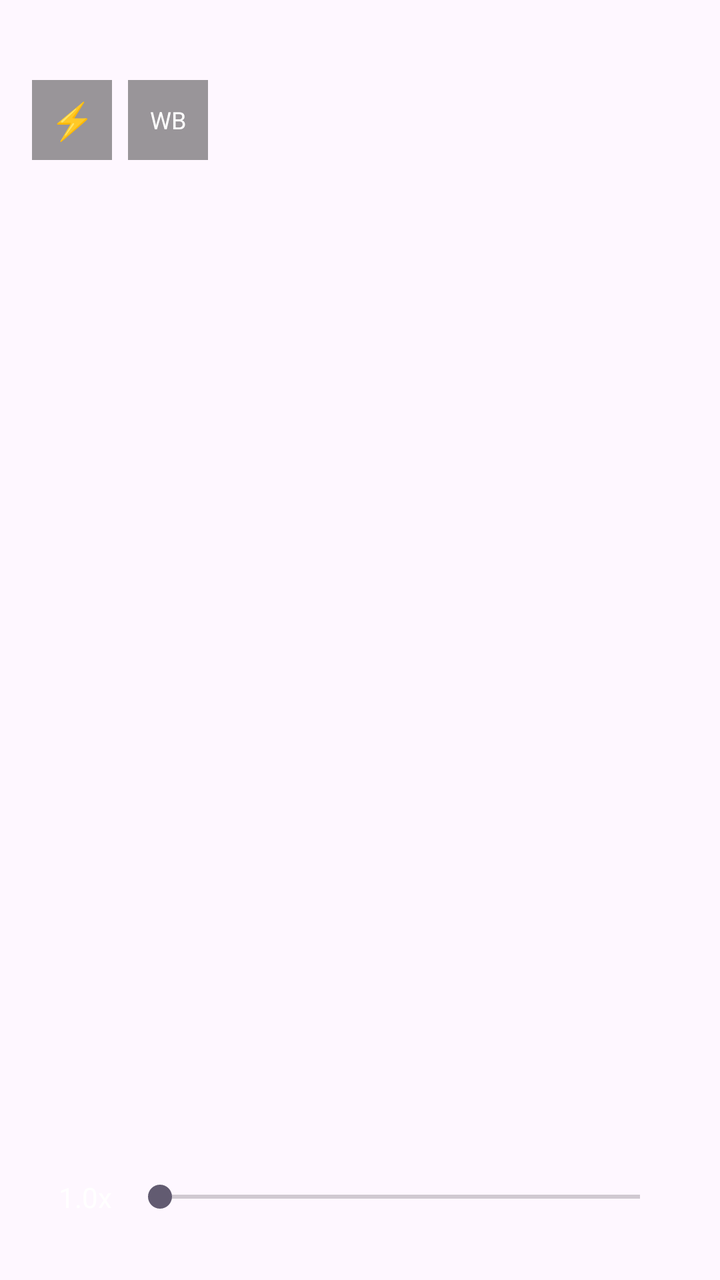
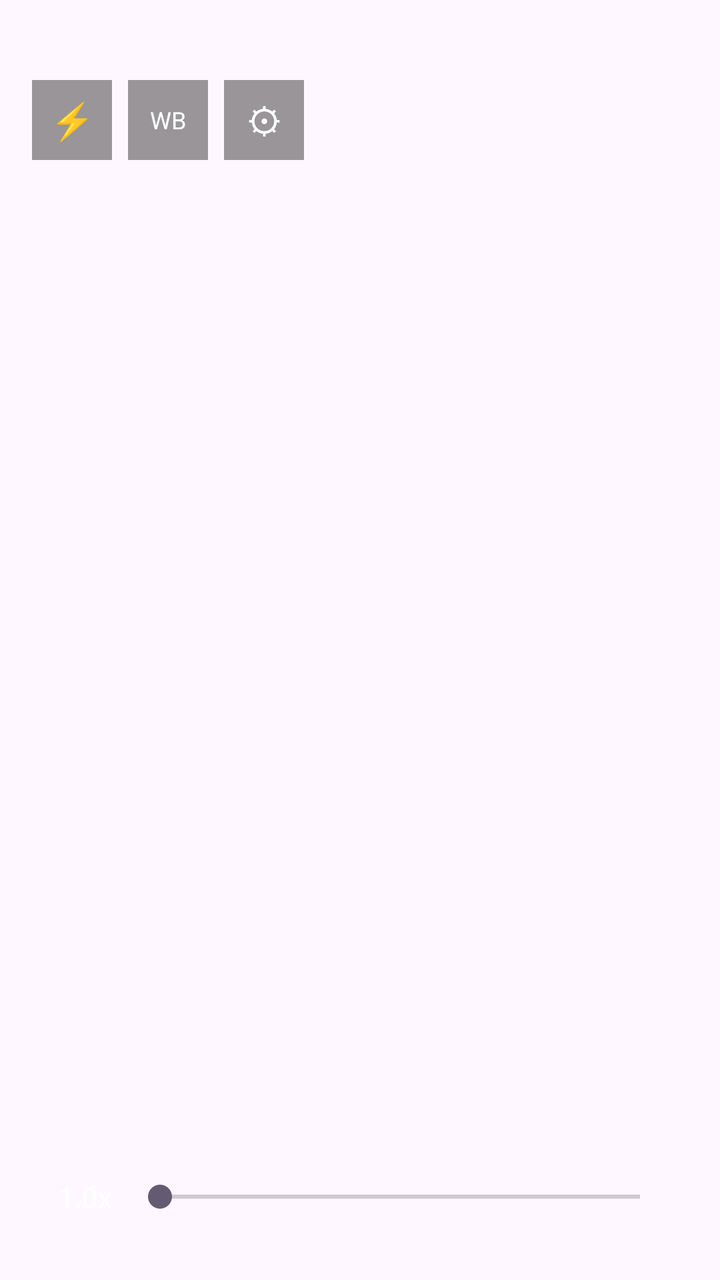

The first picture is an Android layout as it rendered before a commit; the second is the same layout after the commit. The layout source and the unified diff follow.
<!-- AndroidManifest.xml: application theme Theme.AgXCam -->
<!-- res/layout/activity_main.xml -->
<?xml version="1.0" encoding="utf-8"?>
<FrameLayout xmlns:android="http://schemas.android.com/apk/res/android"
    xmlns:tools="http://schemas.android.com/tools"
    android:id="@+id/main"
    android:layout_width="match_parent"
    android:layout_height="match_parent"
    tools:context=".MainActivity">

    <TextureView
        android:id="@+id/preview_texture"
        android:layout_width="match_parent"
        android:layout_height="match_parent" />

    
    <TextView
        android:id="@+id/dev_banner"
        android:layout_width="wrap_content"
        android:layout_height="wrap_content"
        android:layout_gravity="top|center_horizontal"
        android:layout_marginTop="8dp"
        android:background="#AA000000"
        android:paddingHorizontal="12dp"
        android:paddingVertical="4dp"
        android:text="Development Mode: Formed stream. Colors will be incorrect until RAW_SENSOR is available."
        android:textColor="#FFFFAA00"
        android:textSize="11sp"
        android:visibility="gone" />

    
    <LinearLayout
        android:layout_width="wrap_content"
        android:layout_height="wrap_content"
        android:layout_gravity="top|start"
        android:layout_marginStart="16dp"
        android:layout_marginTop="40dp"
        android:orientation="horizontal"
        android:gravity="center_vertical">

        
        <TextView
            android:id="@+id/flash_button"
            android:layout_width="40dp"
            android:layout_height="40dp"
            android:background="#66000000"
            android:gravity="center"
            android:text="⚡"
            android:textColor="#FFFFFF"
            android:textSize="18sp"
            android:clickable="true"
            android:focusable="true" />

        
        <TextView
            android:id="@+id/wb_button"
            android:layout_width="40dp"
            android:layout_height="40dp"
            android:layout_marginStart="8dp"
            android:background="#66000000"
            android:gravity="center"
            android:text="WB"
            android:textColor="#FFFFFF"
            android:textSize="12sp"
            android:clickable="true"
            android:focusable="true" />
    </LinearLayout>

    
    <LinearLayout
        android:layout_width="match_parent"
        android:layout_height="wrap_content"
        android:layout_gravity="bottom"
        android:orientation="vertical"
        android:padding="16dp">

        
        <LinearLayout
            android:layout_width="match_parent"
            android:layout_height="wrap_content"
            android:orientation="horizontal"
            android:gravity="center_vertical"
            android:layout_marginBottom="8dp">

            <TextView
                android:id="@+id/zoom_label"
                android:layout_width="wrap_content"
                android:layout_height="wrap_content"
                android:text="1.0x"
                android:textColor="#FFFFFF"
                android:textSize="14sp"
                android:minWidth="40dp"
                android:gravity="end" />

            <SeekBar
                android:id="@+id/zoom_slider"
                android:layout_width="0dp"
                android:layout_height="wrap_content"
                android:layout_weight="1"
                android:layout_marginHorizontal="8dp"
                android:min="0"
                android:max="400"
                android:progress="0" />
        </LinearLayout>

        
        <LinearLayout
            android:id="@+id/lens_selector"
            android:layout_width="wrap_content"
            android:layout_height="wrap_content"
            android:layout_gravity="center_horizontal"
            android:orientation="horizontal"
            android:layout_marginBottom="8dp" />

    </LinearLayout>

</FrameLayout>
<!-- resources referenced by this layout -->
<resources>
  <style name="Theme.AgXCam" parent="Base.Theme.AgXCam" />
  <style name="Base.Theme.AgXCam" parent="Theme.Material3.DayNight.NoActionBar">
          
          
      </style>
</resources>

<!-- the commit's change to res/layout/activity_main.xml (unified diff, before → after) -->
@@ -11,7 +11,6 @@
         android:layout_width="match_parent"
         android:layout_height="match_parent" />
 
-    
     <TextView
         android:id="@+id/dev_banner"
         android:layout_width="wrap_content"
@@ -36,7 +35,6 @@
         android:orientation="horizontal"
         android:gravity="center_vertical">
 
-        
         <TextView
             android:id="@+id/flash_button"
             android:layout_width="40dp"
@@ -49,7 +47,6 @@
             android:clickable="true"
             android:focusable="true" />
 
-        
         <TextView
             android:id="@+id/wb_button"
             android:layout_width="40dp"
@@ -62,6 +59,19 @@
             android:textSize="12sp"
             android:clickable="true"
             android:focusable="true" />
+
+        <TextView
+            android:id="@+id/settings_button"
+            android:layout_width="40dp"
+            android:layout_height="40dp"
+            android:layout_marginStart="8dp"
+            android:background="#66000000"
+            android:gravity="center"
+            android:text="⚙"
+            android:textColor="#FFFFFF"
+            android:textSize="18sp"
+            android:clickable="true"
+            android:focusable="true" />
     </LinearLayout>
 
     
@@ -72,7 +82,6 @@
         android:orientation="vertical"
         android:padding="16dp">
 
-        
         <LinearLayout
             android:layout_width="match_parent"
             android:layout_height="wrap_content"
@@ -101,7 +110,6 @@
                 android:progress="0" />
         </LinearLayout>
 
-        
         <LinearLayout
             android:id="@+id/lens_selector"
             android:layout_width="wrap_content"
@@ -109,7 +117,237 @@
             android:layout_gravity="center_horizontal"
             android:orientation="horizontal"
             android:layout_marginBottom="8dp" />
-
     </LinearLayout>
 
+    
+    <ScrollView
+        android:id="@+id/settings_panel"
+        android:layout_width="320dp"
+        android:layout_height="match_parent"
+        android:layout_gravity="end"
+        android:background="#CC111111"
+        android:padding="12dp"
+        android:visibility="gone"
+        android:fillViewport="true">
+
+        <LinearLayout
+            android:layout_width="match_parent"
+            android:layout_height="wrap_content"
+            android:orientation="vertical">
+
+            
+            <TextView
+                android:layout_width="wrap_content"
+                android:layout_height="wrap_content"
+                android:text="Preset"
+                android:textColor="#FFAAAAAA"
+                android:textSize="11sp"
+                android:layout_marginBottom="4dp" />
+
+            <LinearLayout
+                android:layout_width="match_parent"
+                android:layout_height="wrap_content"
+                android:orientation="horizontal"
+                android:gravity="center_vertical"
+                android:layout_marginBottom="4dp">
+
+                <Spinner
+                    android:id="@+id/preset_spinner"
+                    android:layout_width="0dp"
+                    android:layout_height="36dp"
+                    android:layout_weight="1"
+                    android:background="#444444"
+                    android:popupBackground="#333333" />
+
+                <TextView
+                    android:id="@+id/preset_save_btn"
+                    android:layout_width="wrap_content"
+                    android:layout_height="32dp"
+                    android:layout_marginStart="6dp"
+                    android:background="#444444"
+                    android:gravity="center"
+                    android:text="Save"
+                    android:textColor="#FFFFFFFF"
+                    android:textSize="11sp"
+                    android:paddingHorizontal="10dp"
+                    android:clickable="true"
+                    android:focusable="true" />
+
+                <TextView
+                    android:id="@+id/preset_delete_btn"
+                    android:layout_width="wrap_content"
+                    android:layout_height="32dp"
+                    android:layout_marginStart="4dp"
+                    android:background="#444444"
+                    android:gravity="center"
+                    android:text="Del"
+                    android:textColor="#FFFF6666"
+                    android:textSize="11sp"
+                    android:paddingHorizontal="10dp"
+                    android:clickable="true"
+                    android:focusable="true" />
+            </LinearLayout>
+
+            <LinearLayout
+                android:layout_width="match_parent"
+                android:layout_height="wrap_content"
+                android:orientation="horizontal"
+                android:gravity="center_vertical"
+                android:layout_marginBottom="8dp">
+
+                <TextView
+                    android:id="@+id/preset_rename_btn"
+                    android:layout_width="wrap_content"
+                    android:layout_height="32dp"
+                    android:background="#444444"
+                    android:gravity="center"
+                    android:text="Rename"
+                    android:textColor="#FFFFFFFF"
+                    android:textSize="11sp"
+                    android:paddingHorizontal="10dp"
+                    android:clickable="true"
+                    android:focusable="true" />
+
+                <TextView
+                    android:id="@+id/preset_reset_btn"
+                    android:layout_width="wrap_content"
+                    android:layout_height="32dp"
+                    android:layout_marginStart="4dp"
+                    android:background="#444444"
+                    android:gravity="center"
+                    android:text="Reset"
+                    android:textColor="#FFFFFFFF"
+                    android:textSize="11sp"
+                    android:paddingHorizontal="10dp"
+                    android:clickable="true"
+                    android:focusable="true" />
+            </LinearLayout>
+
+            <View android:layout_width="match_parent" android:layout_height="1dp" android:background="#333333" android:layout_marginBottom="8dp" />
+
+            
+            <TextView android:layout_width="wrap_content" android:layout_height="wrap_content" android:text="Curve" android:textColor="#FFAAAAAA" android:textSize="11sp" android:layout_marginBottom="4dp" />
+
+            <TextView android:id="@+id/contrast_label" android:layout_width="match_parent" android:layout_height="wrap_content" android:text="Contrast  2.4" android:textColor="#FFFFFFFF" android:textSize="11sp" />
+            <SeekBar android:id="@+id/contrast_slider" android:layout_width="match_parent" android:layout_height="wrap_content" android:min="0" android:max="26" android:progress="10" android:layout_marginBottom="4dp" />
+
+            <TextView android:id="@+id/toe_label" android:layout_width="match_parent" android:layout_height="wrap_content" android:text="Toe  1.5" android:textColor="#FFFFFFFF" android:textSize="11sp" />
+            <SeekBar android:id="@+id/toe_slider" android:layout_width="match_parent" android:layout_height="wrap_content" android:min="0" android:max="93" android:progress="8" android:layout_marginBottom="4dp" />
+
+            <TextView android:id="@+id/shoulder_label" android:layout_width="match_parent" android:layout_height="wrap_content" android:text="Shoulder  1.5" android:textColor="#FFFFFFFF" android:textSize="11sp" />
+            <SeekBar android:id="@+id/shoulder_slider" android:layout_width="match_parent" android:layout_height="wrap_content" android:min="0" android:max="93" android:progress="8" android:layout_marginBottom="8dp" />
+
+            <View android:layout_width="match_parent" android:layout_height="1dp" android:background="#333333" android:layout_marginBottom="8dp" />
+
+            
+            <LinearLayout android:layout_width="match_parent" android:layout_height="wrap_content" android:orientation="horizontal" android:gravity="center_vertical" android:layout_marginBottom="4dp">
+                <TextView android:layout_width="0dp" android:layout_height="wrap_content" android:layout_weight="1" android:text="Inset Primaries" android:textColor="#FFAAAAAA" android:textSize="11sp" />
+                <CheckBox android:id="@+id/use_pre_for_post_cb" android:layout_width="wrap_content" android:layout_height="wrap_content" android:text="Use Pre for Post" android:textColor="#FFFFFFFF" android:textSize="10sp" android:checked="true" />
+            </LinearLayout>
+
+            <TextView android:id="@+id/inset_rot_r_label" android:layout_width="match_parent" android:layout_height="wrap_content" android:text="RGB Rot R  0.037" android:textColor="#FFFFFFFF" android:textSize="11sp" />
+            <SeekBar android:id="@+id/inset_rot_r_slider" android:layout_width="match_parent" android:layout_height="wrap_content" android:min="0" android:max="524" android:progress="268" android:layout_marginBottom="2dp" />
+
+            <TextView android:id="@+id/inset_rot_g_label" android:layout_width="match_parent" android:layout_height="wrap_content" android:text="RGB Rot G  -0.021" android:textColor="#FFFFFFFF" android:textSize="11sp" />
+            <SeekBar android:id="@+id/inset_rot_g_slider" android:layout_width="match_parent" android:layout_height="wrap_content" android:min="0" android:max="524" android:progress="253" android:layout_marginBottom="2dp" />
+
+            <TextView android:id="@+id/inset_rot_b_label" android:layout_width="match_parent" android:layout_height="wrap_content" android:text="RGB Rot B  -0.053" android:textColor="#FFFFFFFF" android:textSize="11sp" />
+            <SeekBar android:id="@+id/inset_rot_b_slider" android:layout_width="match_parent" android:layout_height="wrap_content" android:min="0" android:max="524" android:progress="236" android:layout_marginBottom="4dp" />
+
+            <TextView android:id="@+id/inset_pur_r_label" android:layout_width="match_parent" android:layout_height="wrap_content" android:text="Purity R  33.0" android:textColor="#FFFFFFFF" android:textSize="11sp" />
+            <SeekBar android:id="@+id/inset_pur_r_slider" android:layout_width="match_parent" android:layout_height="wrap_content" android:min="0" android:max="600" android:progress="330" android:layout_marginBottom="2dp" />
+
+            <TextView android:id="@+id/inset_pur_g_label" android:layout_width="match_parent" android:layout_height="wrap_content" android:text="Purity G  28.1" android:textColor="#FFFFFFFF" android:textSize="11sp" />
+            <SeekBar android:id="@+id/inset_pur_g_slider" android:layout_width="match_parent" android:layout_height="wrap_content" android:min="0" android:max="600" android:progress="281" android:layout_marginBottom="2dp" />
+
+            <TextView android:id="@+id/inset_pur_b_label" android:layout_width="match_parent" android:layout_height="wrap_content" android:text="Purity B  12.5" android:textColor="#FFFFFFFF" android:textSize="11sp" />
+            <SeekBar android:id="@+id/inset_pur_b_slider" android:layout_width="match_parent" android:layout_height="wrap_content" android:min="0" android:max="600" android:progress="125" android:layout_marginBottom="8dp" />
+
+            
+            <LinearLayout android:id="@+id/outset_section" android:layout_width="match_parent" android:layout_height="wrap_content" android:orientation="vertical" android:visibility="gone">
+                <View android:layout_width="match_parent" android:layout_height="1dp" android:background="#333333" android:layout_marginBottom="8dp" />
+                <TextView android:layout_width="wrap_content" android:layout_height="wrap_content" android:text="Outset Primaries" android:textColor="#FFAAAAAA" android:textSize="11sp" android:layout_marginBottom="4dp" />
+
+                <TextView android:id="@+id/outset_rot_r_label" android:layout_width="match_parent" android:layout_height="wrap_content" android:text="Rev Rot R  0.0" android:textColor="#FFFFFFFF" android:textSize="11sp" />
+                <SeekBar android:id="@+id/outset_rot_r_slider" android:layout_width="match_parent" android:layout_height="wrap_content" android:min="0" android:max="524" android:progress="262" android:layout_marginBottom="2dp" />
+
+                <TextView android:id="@+id/outset_rot_g_label" android:layout_width="match_parent" android:layout_height="wrap_content" android:text="Rev Rot G  0.0" android:textColor="#FFFFFFFF" android:textSize="11sp" />
+                <SeekBar android:id="@+id/outset_rot_g_slider" android:layout_width="match_parent" android:layout_height="wrap_content" android:min="0" android:max="524" android:progress="262" android:layout_marginBottom="2dp" />
+
+                <TextView android:id="@+id/outset_rot_b_label" android:layout_width="match_parent" android:layout_height="wrap_content" android:text="Rev Rot B  0.0" android:textColor="#FFFFFFFF" android:textSize="11sp" />
+                <SeekBar android:id="@+id/outset_rot_b_slider" android:layout_width="match_parent" android:layout_height="wrap_content" android:min="0" android:max="524" android:progress="262" android:layout_marginBottom="4dp" />
+
+                <TextView android:id="@+id/outset_pur_r_label" android:layout_width="match_parent" android:layout_height="wrap_content" android:text="Restore R  32.3" android:textColor="#FFFFFFFF" android:textSize="11sp" />
+                <SeekBar android:id="@+id/outset_pur_r_slider" android:layout_width="match_parent" android:layout_height="wrap_content" android:min="0" android:max="600" android:progress="323" android:layout_marginBottom="2dp" />
+
+                <TextView android:id="@+id/outset_pur_g_label" android:layout_width="match_parent" android:layout_height="wrap_content" android:text="Restore G  28.3" android:textColor="#FFFFFFFF" android:textSize="11sp" />
+                <SeekBar android:id="@+id/outset_pur_g_slider" android:layout_width="match_parent" android:layout_height="wrap_content" android:min="0" android:max="600" android:progress="283" android:layout_marginBottom="2dp" />
+
+                <TextView android:id="@+id/outset_pur_b_label" android:layout_width="match_parent" android:layout_height="wrap_content" android:text="Restore B  3.7" android:textColor="#FFFFFFFF" android:textSize="11sp" />
+                <SeekBar android:id="@+id/outset_pur_b_slider" android:layout_width="match_parent" android:layout_height="wrap_content" android:min="0" android:max="600" android:progress="37" android:layout_marginBottom="4dp" />
+
+                <TextView
+                    android:id="@+id/copy_inset_to_outset_btn"
+                    android:layout_width="wrap_content"
+                    android:layout_height="32dp"
+                    android:background="#444444"
+                    android:gravity="center"
+                    android:text="Copy Inset to Outset"
+                    android:textColor="#FFFFFFFF"
+                    android:textSize="11sp"
+                    android:paddingHorizontal="10dp"
+                    android:layout_marginBottom="8dp"
+                    android:clickable="true"
+                    android:focusable="true" />
+            </LinearLayout>
+
+            <View android:layout_width="match_parent" android:layout_height="1dp" android:background="#333333" android:layout_marginBottom="8dp" />
+
+            
+            <TextView android:layout_width="wrap_content" android:layout_height="wrap_content" android:text="Tinting" android:textColor="#FFAAAAAA" android:textSize="11sp" android:layout_marginBottom="4dp" />
+
+            <TextView android:id="@+id/tinting_scale_label" android:layout_width="match_parent" android:layout_height="wrap_content" android:text="Scale  0.00" android:textColor="#FFFFFFFF" android:textSize="11sp" />
+            <SeekBar android:id="@+id/tinting_scale_slider" android:layout_width="match_parent" android:layout_height="wrap_content" android:min="0" android:max="400" android:progress="200" android:layout_marginBottom="4dp" />
+
+            <TextView android:id="@+id/tinting_hue_label" android:layout_width="match_parent" android:layout_height="wrap_content" android:text="Hue  0.00" android:textColor="#FFFFFFFF" android:textSize="11sp" />
+            <SeekBar android:id="@+id/tinting_hue_slider" android:layout_width="match_parent" android:layout_height="wrap_content" android:min="0" android:max="628" android:progress="314" android:layout_marginBottom="8dp" />
+
+            <View android:layout_width="match_parent" android:layout_height="1dp" android:background="#333333" android:layout_marginBottom="8dp" />
+
+            
+            <TextView android:layout_width="wrap_content" android:layout_height="wrap_content" android:text="Noise Reduction" android:textColor="#FFAAAAAA" android:textSize="11sp" android:layout_marginBottom="4dp" />
+
+            <TextView android:id="@+id/nr_label" android:layout_width="match_parent" android:layout_height="wrap_content" android:text="NR Strength  0.0" android:textColor="#FFFFFFFF" android:textSize="11sp" />
+            <SeekBar android:id="@+id/nr_slider" android:layout_width="match_parent" android:layout_height="wrap_content" android:min="0" android:max="100" android:progress="0" android:layout_marginBottom="8dp" />
+
+            <View android:layout_width="match_parent" android:layout_height="1dp" android:background="#333333" android:layout_marginBottom="8dp" />
+
+            
+            <TextView android:layout_width="wrap_content" android:layout_height="wrap_content" android:text="White Balance" android:textColor="#FFAAAAAA" android:textSize="11sp" android:layout_marginBottom="4dp" />
+
+            <TextView android:id="@+id/kelvin_label" android:layout_width="match_parent" android:layout_height="wrap_content" android:text="Kelvin  5500K" android:textColor="#FFFFFFFF" android:textSize="11sp" />
+            <SeekBar android:id="@+id/kelvin_slider" android:layout_width="match_parent" android:layout_height="wrap_content" android:min="0" android:max="80" android:progress="35" android:layout_marginBottom="4dp" />
+
+            <TextView android:id="@+id/tint_label" android:layout_width="match_parent" android:layout_height="wrap_content" android:text="Tint  0" android:textColor="#FFFFFFFF" android:textSize="11sp" />
+            <SeekBar android:id="@+id/tint_slider" android:layout_width="match_parent" android:layout_height="wrap_content" android:min="0" android:max="200" android:progress="100" android:layout_marginBottom="8dp" />
+
+            <View android:layout_width="match_parent" android:layout_height="1dp" android:background="#333333" android:layout_marginBottom="8dp" />
+
+            
+            <TextView android:layout_width="wrap_content" android:layout_height="wrap_content" android:text="Photo Output" android:textColor="#FFAAAAAA" android:textSize="11sp" android:layout_marginBottom="4dp" />
+
+            <TextView android:id="@+id/jpeg_label" android:layout_width="match_parent" android:layout_height="wrap_content" android:text="JPEG Quality  85" android:textColor="#FFFFFFFF" android:textSize="11sp" />
+            <SeekBar android:id="@+id/jpeg_slider" android:layout_width="match_parent" android:layout_height="wrap_content" android:min="1" android:max="100" android:progress="85" android:layout_marginBottom="4dp" />
+
+            <Spinner
+                android:id="@+id/resolution_spinner"
+                android:layout_width="match_parent"
+                android:layout_height="36dp"
+                android:background="#444444"
+                android:popupBackground="#333333"
+                android:layout_marginBottom="16dp" />
+
+        </LinearLayout>
+    </ScrollView>
+
 </FrameLayout>
